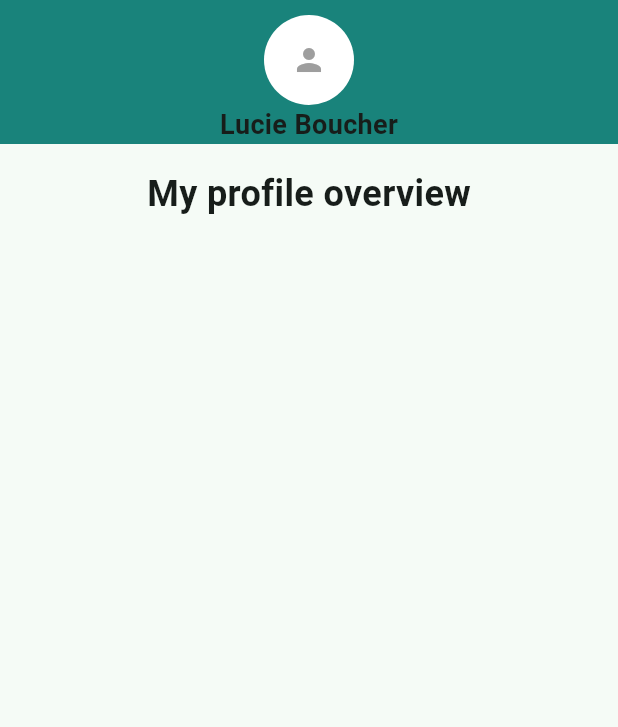
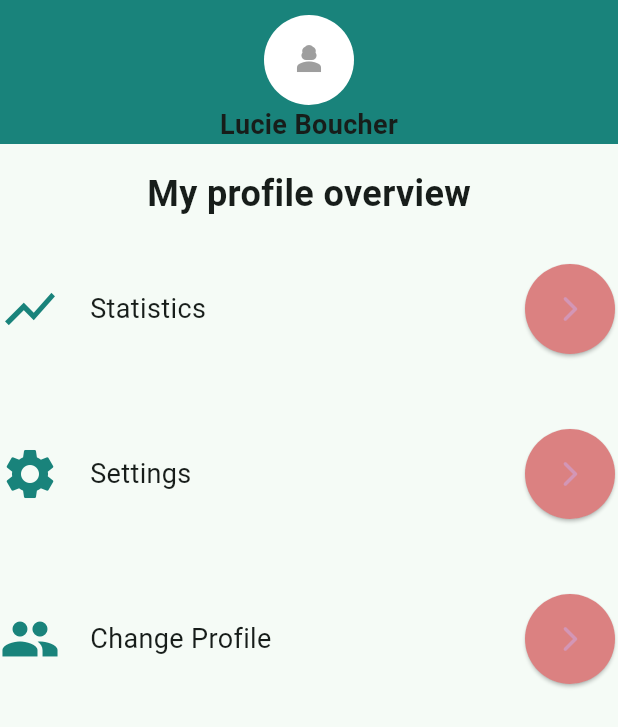
Before and after one commit to expensive-garbage/FCT-LOLU-smartshoeapp, a Flutter app: the ProfilePage screen opened directly, on a phone screen of 412 x 824 dp. Shown: the top 727 px of the screen. Run offline on Flutter 3.47's test engine with Material 2 defaults, Android fonts, the phone set to English and light mode, and no system bars; our stand-ins replace cloud_firestore, firebase_core; accounts and stored records are empty; statements that could not run were skipped.

Commit message:
update profile page

```diff
--- a/lib/ProfilePage.dart
+++ b/lib/ProfilePage.dart
@@ -1,8 +1,16 @@
 import 'package:flutter/material.dart';
+import 'MyHomePage.dart';
 
 class ProfilePage extends StatelessWidget {
   const ProfilePage({Key? key}) : super(key: key);
   final int id = 0;
+
+  void _navigateToStatistics(BuildContext context) {
+    Navigator.push(
+      context,
+      MaterialPageRoute(builder: (context) => MyHomePage()),
+    );
+  }
 
   @override
   Widget build(BuildContext context) {
@@ -14,9 +22,8 @@ class ProfilePage extends StatelessWidget {
           //height: MediaQuery.of(context).size.height*0.1,
           color: const Color.fromRGBO(25, 131, 123, 1),
           child: Center(
-                child: Column(
-                  mainAxisAlignment: MainAxisAlignment.center,
-                  children : [
+            child:
+                Column(mainAxisAlignment: MainAxisAlignment.center, children: [
               const SizedBox(height: 10),
               Container(
                 //width: MediaQuery.of(context).size.width,
@@ -25,32 +32,112 @@ class ProfilePage extends StatelessWidget {
                   backgroundColor: Colors.white,
                   radius: 30,
                   child: Icon(
-                      Icons.person,
+                    Icons.person_3,
                     color: Colors.grey,
                   ),
                 ),
               ),
 
               //const SizedBox(height: 10),
-              const Text(
-                'Lucie Boucher',
-                style: TextStyle(fontSize: 18,
-                fontWeight: FontWeight.bold)),
-          ]
-          ),
+              const Text('Lucie Boucher',
+                  style: TextStyle(fontSize: 18, fontWeight: FontWeight.bold)),
+            ]),
           ),
         ),
         const SizedBox(height: 16),
         const Text(
           'My profile overview',
-            style: TextStyle(
-              fontSize: 24,
-              fontWeight: FontWeight.bold
-            ) ,
+          style: TextStyle(fontSize: 24, fontWeight: FontWeight.bold),
         ),
+        const SizedBox(height: 30),
+        Row(
+          children:  [
+            const Icon(
+              Icons.show_chart,
+              size: 40,
+              color: Color.fromRGBO(25, 131, 123, 1),
+            ),
+            const SizedBox(width: 20),
+            const Text(
+              'Statistics',
+              style: TextStyle(fontSize: 18, fontWeight: FontWeight.normal),
+            ),
+            const Expanded(child: SizedBox()),
+            ElevatedButton(
+              onPressed: ()=> _navigateToStatistics(context) ,
+              style : ElevatedButton.styleFrom(
+                shape: const CircleBorder(),
+                padding: const EdgeInsets.all(20),
+                backgroundColor: const Color.fromARGB(255, 219, 129, 129)
+              ),
+              child: const Icon(
+                Icons.arrow_forward_ios_rounded,
+                size : 20,
+                color: Color.fromRGBO(202, 171, 236, 0.498),
+              )
+              ),
+          ],
+        ),
+        const SizedBox(height: 50),
+        Row(
+          children: [
+            const Icon(
+              Icons.settings,
+              size: 40,
+              color: Color.fromRGBO(25, 131, 123, 1),
+            ),
+            const SizedBox(width: 20),
+            const Text(
+              'Settings',
+              style: TextStyle(fontSize: 18, fontWeight: FontWeight.normal),
+            ),
+            const Expanded(child: SizedBox()),
+            ElevatedButton(
+              onPressed: ()=> _navigateToStatistics(context) ,
+              style : ElevatedButton.styleFrom(
+                shape: const CircleBorder(),
+                padding: const EdgeInsets.all(20),
+                backgroundColor: const Color.fromARGB(255, 219, 129, 129)
+              ),
+              child: const Icon(
+                Icons.arrow_forward_ios_rounded,
+                size : 20,
+                color: Color.fromRGBO(202, 171, 236, 0.498),
+              ),
+              ),
+          ],
+        ),
+        const SizedBox(height: 50),
+        Row(
+          children: [
+            const Icon(
+              Icons.people,
+              size: 40,
+              color: Color.fromRGBO(25, 131, 123, 1),
+            ),
+            const SizedBox(width: 20),
+            const Text(
+              'Change Profile',
+              style: TextStyle(fontSize: 18, fontWeight: FontWeight.normal),
+            ),
+            const Expanded(child: SizedBox()),
+            ElevatedButton(
+              onPressed: ()=> _navigateToStatistics(context) ,
+              style : ElevatedButton.styleFrom(
+                shape: const CircleBorder(),
+                padding: const EdgeInsets.all(20),
+                backgroundColor: const Color.fromARGB(255, 219, 129, 129)
+              ),
+              child: const Icon(
+                Icons.arrow_forward_ios_rounded,
+                size : 20,
+                color: Color.fromRGBO(202, 171, 236, 0.498),
 
+              ),
+              ),
           ],
-        )
-      );
+        ),
+      ],
+    ));
   }
 }
```
Lines whose indentation alone changed are shown as unchanged.
